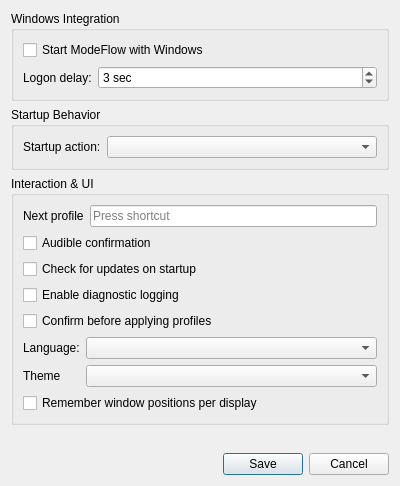
This is src/gui/SettingsDialog.ui in goloveshko/modeflow as Qt 5 draws it before an edit. The edited form follows.
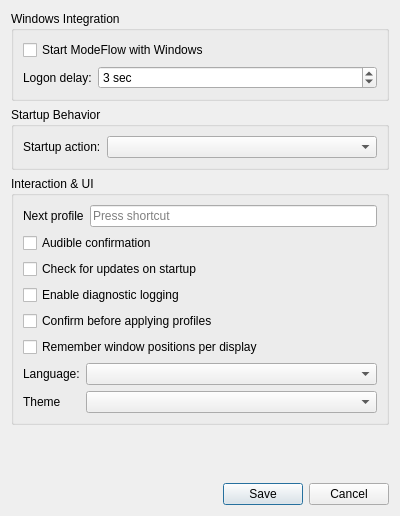
This is the edited form. Custom widgets are drawn as their Qt base class.

Commit message: fix(settings): keep the window layout toggle with the other toggles

Patch:
```diff
--- a/src/gui/SettingsDialog.ui
+++ b/src/gui/SettingsDialog.ui
@@ -7,7 +7,7 @@
     <x>0</x>
     <y>0</y>
     <width>400</width>
-    <height>486</height>
+    <height>516</height>
    </rect>
   </property>
   <property name="minimumSize">
@@ -145,7 +145,7 @@
         </property>
        </widget>
       </item>
-      <item row="6" column="0" colspan="2">
+      <item row="7" column="0" colspan="2">
        <layout class="QGridLayout" name="gridLayout" columnstretch="0,10">
         <item row="0" column="0">
          <widget class="QLabel" name="label_lang">
@@ -186,7 +186,7 @@
         </property>
        </widget>
       </item>
-      <item row="7" column="0" colspan="2">
+      <item row="6" column="0" colspan="2">
        <widget class="QCheckBox" name="checkRememberWindowLayouts">
         <property name="toolTip">
          <string>Keep a separate window layout for each screen configuration and restore it when switching back.</string>
```
Left out of the diff: 2 changed lines with no effect on the pictures. The commit also changes 1 other file.
